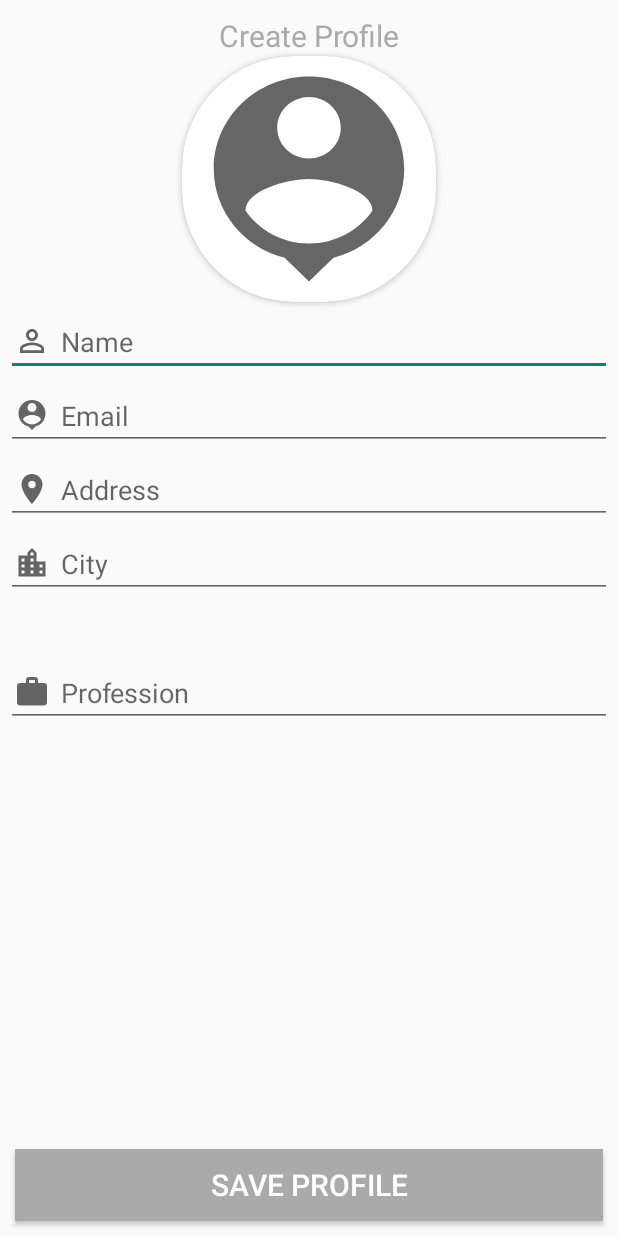
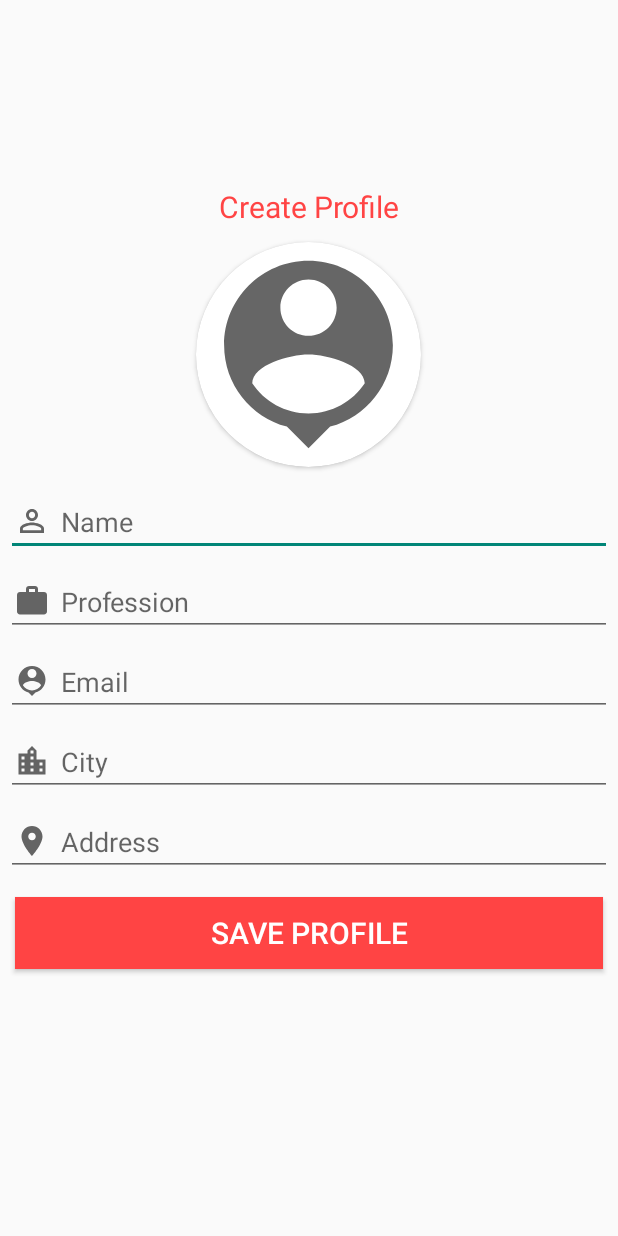
Before and after one commit to DLWickremaratne/SmartFarmer-AndroidAPP, an Android app: the CreateProfile screen opened directly, with no data from a screen before it, on a phone screen of 412 x 824 dp. Run offline under Robolectric (Android 15) with nearby library versions, the phone set to English and light mode, and no system bars; our stand-ins replace Firebase (no records; nobody signed in at launch, a user with empty details on screens opened directly), Picasso.

Commit message:
Final Edit

```diff
--- a/app/src/main/java/com/example/smartfarmerapp/CreateProfile.java
+++ b/app/src/main/java/com/example/smartfarmerapp/CreateProfile.java
@@ -109,27 +109,11 @@ public class CreateProfile extends AppCompatActivity {
                 }
             });
 
-        buttonlog.setOnClickListener(new View.OnClickListener() {
-            @Override
-            public void onClick(View v) {
-                logout();
-            }
-        });
+
 
     }
 
-    private void logout() {
 
-                /*("Logout", new DialogInterface.OnClickListener() {
-                    @Override
-                    public void onClick(DialogInterface dialog, int i) {
-                        mAuth.signOut();
-                        startActivity(new Intent(CreateProfile.this,MainMenu.class));
-
-                    }
-                })
-*/
-    }
 
     @Override
     protected void onActivityResult(int requestCode, int resultCode, @Nullable Intent data) {
--- a/app/src/main/res/layout/activity_create_profile.xml
+++ b/app/src/main/res/layout/activity_create_profile.xml
@@ -1,138 +1,118 @@
 <?xml version="1.0" encoding="utf-8"?>
-<androidx.constraintlayout.widget.ConstraintLayout
-    xmlns:android="http://schemas.android.com/apk/res/android"
+<LinearLayout xmlns:android="http://schemas.android.com/apk/res/android"
     xmlns:app="http://schemas.android.com/apk/res-auto"
     xmlns:tools="http://schemas.android.com/tools"
     android:layout_width="match_parent"
     android:layout_height="match_parent"
     android:orientation="vertical"
+    android:gravity="center"
     tools:context=".CreateProfile">
 
     <TextView
-        android:id="@+id/textView"
         android:layout_width="match_parent"
         android:layout_height="wrap_content"
-        android:layout_margin="10dp"
+        android:text="Create Profile"
+        android:textColor="@android:color/holo_red_light"
+        android:textSize="20sp"
+        android:textAlignment="center"
         android:gravity="center_horizontal"
-        android:text="Create Profile"
-        android:textAlignment="center"
-        android:textColor="@android:color/darker_gray"
-        android:textSize="20sp"
-        app:layout_constraintEnd_toEndOf="parent"
-        app:layout_constraintStart_toStartOf="parent"
-        app:layout_constraintTop_toTopOf="parent" />
+        android:layout_margin="10dp"/>
 
     <androidx.cardview.widget.CardView
-        android:id="@+id/cardView4"
-        android:layout_width="wrap_content"
-        android:layout_height="wrap_content"
-        android:layout_gravity="center"
+        android:layout_width="150dp"
+        android:layout_height="150dp"
         app:cardCornerRadius="75dp"
         app:cardPreventCornerOverlap="false"
-        app:layout_constraintEnd_toEndOf="parent"
-        app:layout_constraintStart_toStartOf="parent"
-        app:layout_constraintTop_toBottomOf="@+id/textView">
+        android:layout_marginBottom="10dp">
+
+        <ImageView
+            android:layout_width="match_parent"
+            android:layout_height="match_parent"
+            android:id="@+id/iv_cp"
+            android:background="@drawable/ic_baseline_person_pin_24"
+            android:clickable="true"
+            android:scaleType="fitCenter"/>
 
 
-        <ImageView
-            android:id="@+id/iv_cp"
-            android:layout_width="169dp"
-            android:layout_height="164dp"
-            android:background="@drawable/ic_baseline_person_pin_24"
-            android:clickable="true"
-            android:scaleType="fitCenter" />
+
     </androidx.cardview.widget.CardView>
 
     <EditText
-        android:id="@+id/et_name_cp"
         android:layout_width="match_parent"
         android:layout_height="wrap_content"
+        android:hint="Name"
+        android:id="@+id/et_name_cp"
+        android:drawableStart="@drawable/ic_baseline_perm_identity_24"
+        android:paddingStart="5dp"
+        android:drawablePadding="7dp"
         android:layout_margin="4dp"
-        android:layout_marginTop="140dp"
-        android:drawableStart="@drawable/ic_baseline_perm_identity_24"
-        android:drawableLeft="@drawable/ic_baseline_perm_identity_24"
-        android:drawablePadding="7dp"
-        android:hint="Name"
-        android:paddingStart="5dp"
+        android:textColor="@android:color/black"
         android:paddingLeft="5dp"
-        android:textColor="@android:color/black"
-        app:layout_constraintTop_toBottomOf="@+id/cardView4"
-        tools:layout_editor_absoluteX="10dp" />
+        android:drawableLeft="@drawable/ic_baseline_perm_identity_24" />
 
     <EditText
-        android:id="@+id/et_Profession_cp"
         android:layout_width="match_parent"
         android:layout_height="wrap_content"
+        android:hint="Profession"
+        android:drawableStart="@drawable/ic_baseline_work_24"
+        android:paddingStart="5dp"
+        android:drawablePadding="7dp"
+        android:id="@+id/et_Profession_cp"
         android:layout_margin="4dp"
-        android:drawableStart="@drawable/ic_baseline_work_24"
+        android:textColor="@android:color/black"
         android:drawableLeft="@drawable/ic_baseline_work_24"
-        android:drawablePadding="7dp"
-        android:hint="Profession"
-        android:paddingStart="5dp"
-        android:paddingLeft="5dp"
-        android:textColor="@android:color/black"
-        app:layout_constraintBottom_toTopOf="@+id/btn_cp"
-        app:layout_constraintTop_toBottomOf="@+id/et_city_cp"
-        app:layout_constraintVertical_bias="0.116"
-        tools:layout_editor_absoluteX="-8dp" />
+        android:paddingLeft="5dp" />
 
     <EditText
-        android:id="@+id/et_email_cp"
         android:layout_width="match_parent"
         android:layout_height="wrap_content"
+        android:hint="Email"
+        android:id="@+id/et_email_cp"
+        android:drawableStart="@drawable/ic_baseline_person_pin_24"
+        android:paddingStart="5dp"
+        android:drawablePadding="7dp"
         android:layout_margin="4dp"
-        android:drawableStart="@drawable/ic_baseline_person_pin_24"
+        android:textColor="@android:color/black"
         android:drawableLeft="@drawable/ic_baseline_person_pin_24"
-        android:drawablePadding="7dp"
-        android:hint="Email"
-        android:paddingStart="5dp"
-        android:paddingLeft="5dp"
-        android:textColor="@android:color/black"
-        app:layout_constraintTop_toBottomOf="@+id/et_name_cp"
-        tools:layout_editor_absoluteX="4dp" />
+        android:paddingLeft="5dp" />
 
     <EditText
-        android:id="@+id/et_city_cp"
         android:layout_width="match_parent"
         android:layout_height="wrap_content"
+        android:hint="City"
+        android:id="@+id/et_city_cp"
+        android:drawableStart="@drawable/ic_baseline_location_city_24"
+        android:paddingStart="5dp"
+        android:drawablePadding="7dp"
         android:layout_margin="4dp"
-        android:drawableStart="@drawable/ic_baseline_location_city_24"
+        android:textColor="@android:color/black"
         android:drawableLeft="@drawable/ic_baseline_location_city_24"
-        android:drawablePadding="7dp"
-        android:hint="City"
-        android:paddingStart="5dp"
-        android:paddingLeft="5dp"
-        android:textColor="@android:color/black"
-        app:layout_constraintTop_toBottomOf="@+id/et_Adress_cp"
-        tools:layout_editor_absoluteX="48dp" />
+        android:paddingLeft="5dp" />
 
     <EditText
-        android:id="@+id/et_Adress_cp"
         android:layout_width="match_parent"
         android:layout_height="wrap_content"
+        android:hint="Address"
+        android:id="@+id/et_Adress_cp"
+        android:drawableStart="@drawable/ic_baseline_location_on_24"
+        android:paddingStart="5dp"
+        android:drawablePadding="7dp"
         android:layout_margin="4dp"
-        android:drawableStart="@drawable/ic_baseline_location_on_24"
+        android:textColor="@android:color/black"
         android:drawableLeft="@drawable/ic_baseline_location_on_24"
-        android:drawablePadding="7dp"
-        android:hint="Address"
-        android:paddingStart="5dp"
-        android:paddingLeft="5dp"
-        android:textColor="@android:color/black"
-        app:layout_constraintTop_toBottomOf="@+id/et_email_cp"
-        tools:layout_editor_absoluteX="10dp" />
+        android:paddingLeft="5dp" />
 
     <Button
-        android:id="@+id/btn_cp"
         android:layout_width="match_parent"
-        android:layout_height="wrap_content"
-        android:layout_margin="10dp"
-        android:background="@android:color/darker_gray"
         android:text="Save Profile"
-
+        android:background="@android:color/holo_red_light"
         android:textColor="@android:color/white"
         android:textSize="20sp"
-        app:layout_constraintBottom_toBottomOf="parent"
-        tools:layout_editor_absoluteX="81dp" />
+        android:layout_margin="10dp"
+        android:layout_marginTop="10dp"
+
+        android:layout_height="wrap_content"
+        android:id="@+id/btn_cp"/>
 
     <ProgressBar
         android:layout_width="wrap_content"
@@ -142,4 +122,14 @@
         android:id="@+id/progressbar_cp"/>
 
 
-</androidx.constraintlayout.widget.ConstraintLayout>
+
+
+
+
+
+
+
+
+
+
+</LinearLayout>
--- a/app/src/main/res/layout/activity_farmer_login.xml
+++ b/app/src/main/res/layout/activity_farmer_login.xml
@@ -52,7 +52,7 @@
         android:paddingStart="10dp"
         android:drawableStart="@drawable/custom_pass_input"
         android:drawablePadding="10dp"
-        android:inputType="text"
+        android:inputType="textPassword"
         android:textColor="@android:color/white"
         android:textColorHint="@color/grey"
         android:id="@+id/login_password_et"
--- a/app/src/main/res/layout/activity_farmer_register.xml
+++ b/app/src/main/res/layout/activity_farmer_register.xml
@@ -53,7 +53,7 @@
         android:paddingStart="10dp"
         android:drawableStart="@drawable/custom_pass_input"
         android:drawablePadding="10dp"
-        android:inputType="text"
+        android:inputType="textPassword"
         android:textColor="@android:color/white"
         android:textColorHint="@color/grey"
         android:id="@+id/register_password_et"
@@ -69,7 +69,7 @@
         android:paddingStart="10dp"
         android:drawableStart="@drawable/custom_pass_input"
         android:drawablePadding="10dp"
-        android:inputType="text"
+        android:inputType="textPassword"
         android:textColor="@android:color/white"
         android:textColorHint="@color/grey"
         android:id="@+id/register_confirmpassword_et"
--- a/app/src/main/res/layout/fragment2.xml
+++ b/app/src/main/res/layout/fragment2.xml
@@ -8,7 +8,7 @@
 
     <androidx.cardview.widget.CardView
         android:id="@+id/cardView3"
-        android:layout_width="371dp"
+        android:layout_width="match_parent"
         android:layout_height="56dp"
         app:cardBackgroundColor="@android:color/darker_gray"
         app:layout_constraintEnd_toEndOf="parent"
--- a/app/src/main/res/layout/fragment3.xml
+++ b/app/src/main/res/layout/fragment3.xml
@@ -5,16 +5,16 @@
     android:layout_width="match_parent"
     android:layout_height="match_parent"
     android:background="@android:color/black"
-    android:orientation="vertical"
-    >
+    android:orientation="vertical">
 
     <androidx.cardview.widget.CardView
         android:id="@+id/cardView2"
         android:layout_width="match_parent"
         android:layout_height="50dp"
         app:cardBackgroundColor="@android:color/darker_gray"
-        app:layout_constraintTop_toTopOf="parent"
-        tools:layout_editor_absoluteX="2dp">
+        app:layout_constraintEnd_toEndOf="parent"
+        app:layout_constraintStart_toStartOf="parent"
+        app:layout_constraintTop_toTopOf="parent">
 
 
         <TextView
@@ -33,13 +33,12 @@
 
     <androidx.recyclerview.widget.RecyclerView
         android:id="@+id/rv_posts"
-        android:layout_width="416dp"
+        android:layout_width="match_parent"
         android:layout_height="531dp"
 
-        app:layout_constraintBottom_toTopOf="@+id/createpost_f3"
         app:layout_constraintTop_toBottomOf="@+id/cardView2"
         tools:ignore="MissingConstraints"
-        tools:layout_editor_absoluteX="-6dp">
+        tools:layout_editor_absoluteX="4dp">
 
 
     </androidx.recyclerview.widget.RecyclerView>
@@ -55,7 +54,8 @@
         android:textSize="15sp"
         android:textStyle="bold"
         app:layout_constraintBottom_toBottomOf="parent"
-        tools:layout_editor_absoluteX="-29dp" />
+        app:layout_constraintEnd_toEndOf="parent"
+        app:layout_constraintStart_toStartOf="parent" />
 
 
 </androidx.constraintlayout.widget.ConstraintLayout>
```
